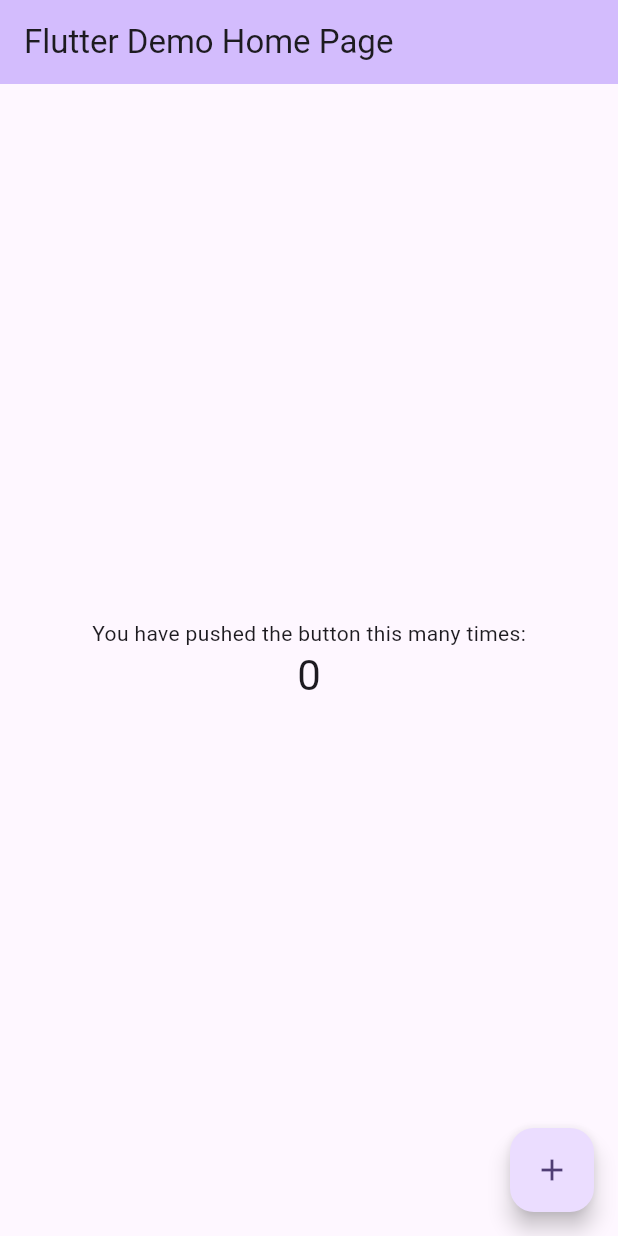
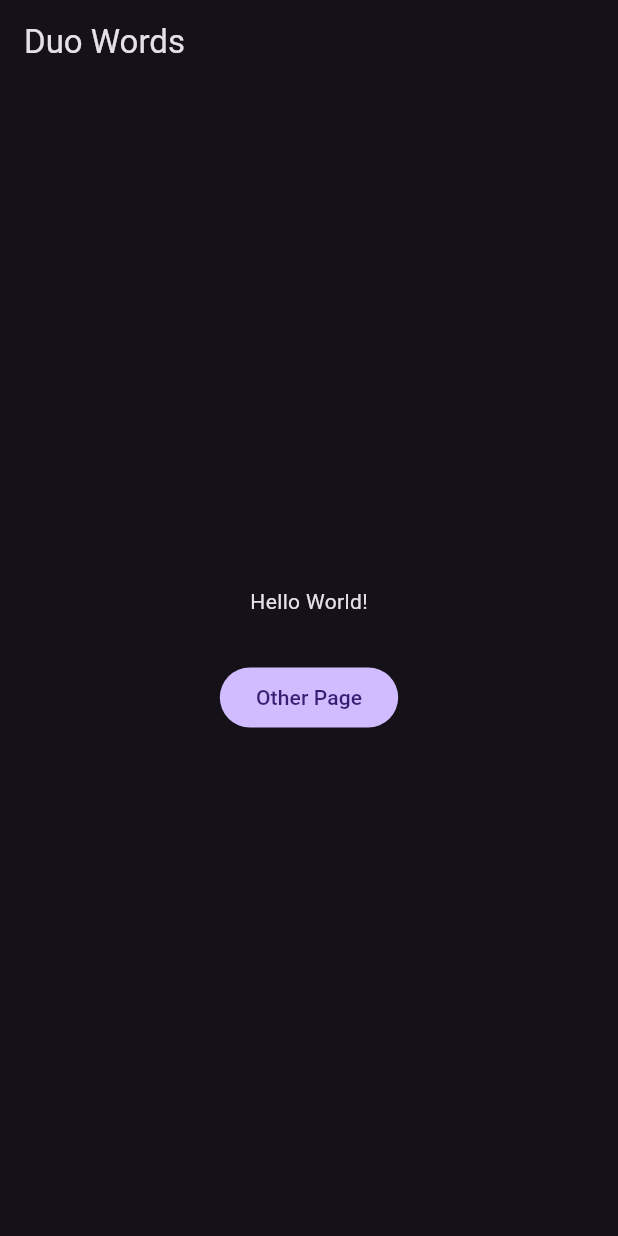
Before and after one commit to dcosta500/duo_words, a Flutter app: the screen it shows after launch, on a phone screen of 412 x 824 dp. Run offline on Flutter 3.47's test engine with Material 3 defaults, Android fonts, the light colour scheme and no system bars.

Commit message:
Routing is working. App now has a logo.

```diff
--- a/lib/main.dart
+++ b/lib/main.dart
@@ -1,3 +1,6 @@
+// ignore_for_file: prefer_const_constructors
+
+import 'package:duo_words/pages/menuPage.dart';
 import 'package:flutter/material.dart';
 
 void main() {
@@ -7,119 +10,21 @@
 class MyApp extends StatelessWidget {
   const MyApp({super.key});
 
-  // This widget is the root of your application.
   @override
   Widget build(BuildContext context) {
     return MaterialApp(
-      title: 'Flutter Demo',
-      theme: ThemeData(
-        // This is the theme of your application.
-        //
-        // TRY THIS: Try running your application with "flutter run". You'll see
-        // the application has a purple toolbar. Then, without quitting the app,
-        // try changing the seedColor in the colorScheme below to Colors.green
-        // and then invoke "hot reload" (save your changes or press the "hot
-        // reload" button in a Flutter-supported IDE, or press "r" if you used
-        // the command line to start the app).
-        //
-        // Notice that the counter didn't reset back to zero; the application
-        // state is not lost during the reload. To reset the state, use hot
-        // restart instead.
-        //
-        // This works for code too, not just values: Most code changes can be
-        // tested with just a hot reload.
-        colorScheme: ColorScheme.fromSeed(seedColor: Colors.deepPurple),
-        useMaterial3: true,
-      ),
-      home: const MyHomePage(title: 'Flutter Demo Home Page'),
+      debugShowCheckedModeBanner: false,
+      home: const App(),
+      theme: ThemeData.dark(),
     );
   }
 }
 
-class MyHomePage extends StatefulWidget {
-  const MyHomePage({super.key, required this.title});
-
-  // This widget is the home page of your application. It is stateful, meaning
-  // that it has a State object (defined below) that contains fields that affect
-  // how it looks.
-
-  // This class is the configuration for the state. It holds the values (in this
-  // case the title) provided by the parent (in this case the App widget) and
-  // used by the build method of the State. Fields in a Widget subclass are
-  // always marked "final".
-
-  final String title;
-
-  @override
-  State<MyHomePage> createState() => _MyHomePageState();
-}
-
-class _MyHomePageState extends State<MyHomePage> {
-  int _counter = 0;
-
-  void _incrementCounter() {
-    setState(() {
-      // This call to setState tells the Flutter framework that something has
-      // changed in this State, which causes it to rerun the build method below
-      // so that the display can reflect the updated values. If we changed
-      // _counter without calling setState(), then the build method would not be
-      // called again, and so nothing would appear to happen.
-      _counter++;
-    });
-  }
+class App extends StatelessWidget {
+  const App({super.key});
 
   @override
   Widget build(BuildContext context) {
-    // This method is rerun every time setState is called, for instance as done
-    // by the _incrementCounter method above.
-    //
-    // The Flutter framework has been optimized to make rerunning build methods
-    // fast, so that you can just rebuild anything that needs updating rather
-    // than having to individually change instances of widgets.
-    return Scaffold(
-      appBar: AppBar(
-        // TRY THIS: Try changing the color here to a specific color (to
-        // Colors.amber, perhaps?) and trigger a hot reload to see the AppBar
-        // change color while the other colors stay the same.
-        backgroundColor: Theme.of(context).colorScheme.inversePrimary,
-        // Here we take the value from the MyHomePage object that was created by
-        // the App.build method, and use it to set our appbar title.
-        title: Text(widget.title),
-      ),
-      body: Center(
-        // Center is a layout widget. It takes a single child and positions it
-        // in the middle of the parent.
-        child: Column(
-          // Column is also a layout widget. It takes a list of children and
-          // arranges them vertically. By default, it sizes itself to fit its
-          // children horizontally, and tries to be as tall as its parent.
-          //
-          // Column has various properties to control how it sizes itself and
-          // how it positions its children. Here we use mainAxisAlignment to
-          // center the children vertically; the main axis here is the vertical
-          // axis because Columns are vertical (the cross axis would be
-          // horizontal).
-          //
-          // TRY THIS: Invoke "debug painting" (choose the "Toggle Debug Paint"
-          // action in the IDE, or press "p" in the console), to see the
-          // wireframe for each widget.
-          mainAxisAlignment: MainAxisAlignment.center,
-          children: <Widget>[
-            const Text(
-              'You have pushed the button this many times:',
-            ),
-            Text(
-              '$_counter',
-              style: Theme.of(context).textTheme.headlineMedium,
-            ),
-          ],
-        ),
-      ),
-      floatingActionButton: FloatingActionButton(
-        onPressed: _incrementCounter,
-        tooltip: 'Increment',
-        child: const Icon(Icons.add),
-      ), // This trailing comma makes auto-formatting nicer for build methods.
-    );
+    return MenuPage();
   }
 }
--- /dev/null
+++ b/lib/pages/consts.dart
@@ -0,0 +1,5 @@
+import 'package:flutter/material.dart';
+
+final APP_BAR = AppBar(
+  title: const Text("Duo Words"),
+);
--- /dev/null
+++ b/lib/pages/menuPage.dart
@@ -0,0 +1,37 @@
+// ignore_for_file: prefer_const_constructors
+
+import 'package:duo_words/pages/quizPage.dart';
+import 'package:flutter/material.dart';
+
+import 'consts.dart';
+
+class MenuPage extends StatelessWidget {
+  const MenuPage({super.key});
+
+  @override
+  Widget build(BuildContext context) {
+    return Scaffold(
+      appBar: APP_BAR,
+      body: Center(
+        child: Column(
+          mainAxisAlignment: MainAxisAlignment.center,
+          children: [
+            Text("Hello World!"),
+            SizedBox(height: 30),
+            FilledButton(
+              onPressed: () {
+                Navigator.push(
+                  context,
+                  MaterialPageRoute(
+                    builder: (context) => QuizPage(),
+                  ),
+                );
+              },
+              child: Text("Other Page"),
+            ),
+          ],
+        ),
+      ),
+    );
+  }
+}
--- /dev/null
+++ b/lib/pages/quizPage.dart
@@ -0,0 +1,19 @@
+// ignore_for_file: prefer_const_constructors, prefer_const_literals_to_create_immutables
+
+import 'package:flutter/material.dart';
+
+import 'consts.dart';
+
+class QuizPage extends StatelessWidget {
+  const QuizPage({super.key});
+
+  @override
+  Widget build(BuildContext context) {
+    return Scaffold(
+      appBar: APP_BAR,
+      body: Center(
+        child: Text("Goodbye World!"),
+      ),
+    );
+  }
+}
```
Also changed, not shown: 55 other files.
